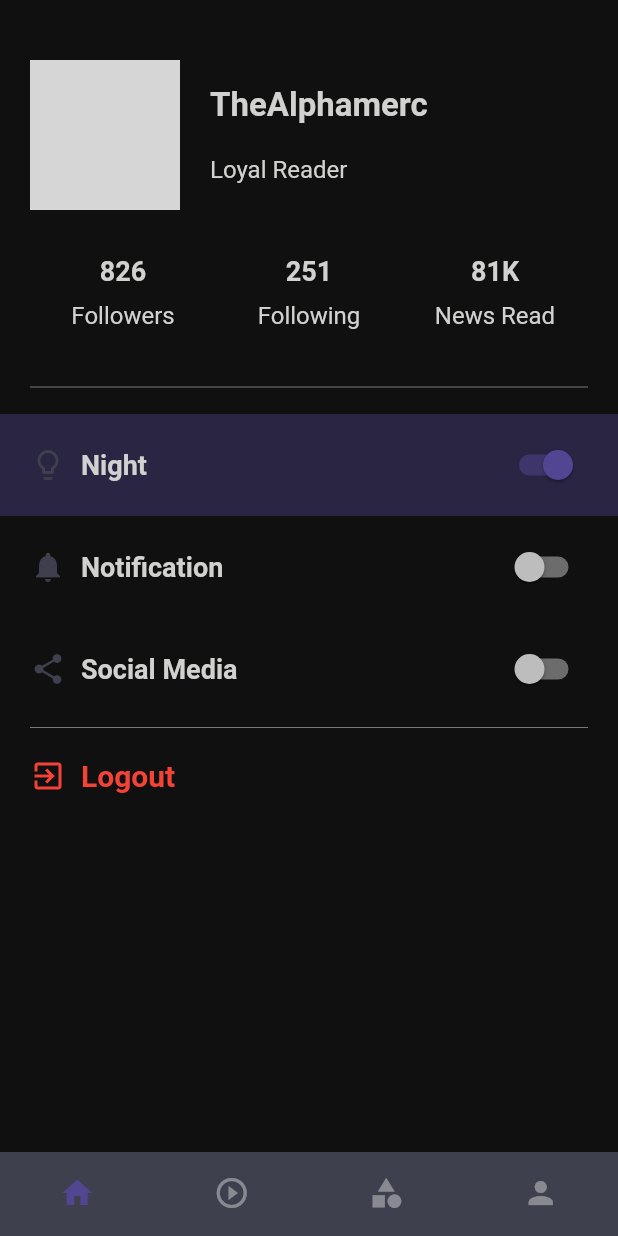
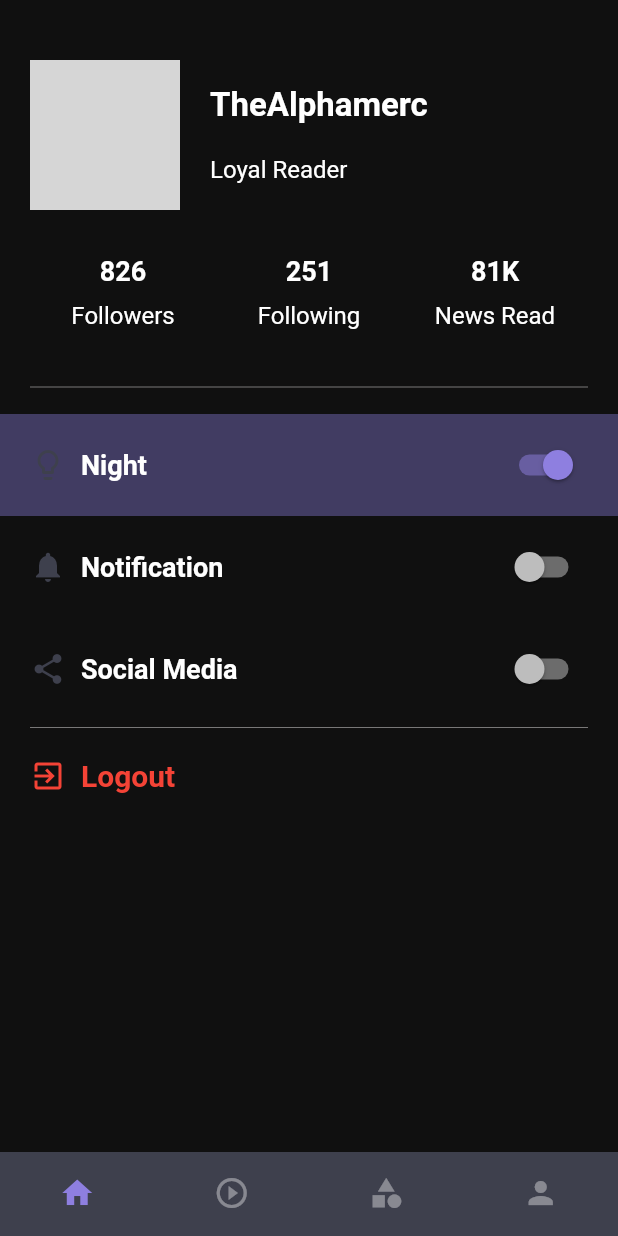
Before and after one commit to TheAlphamerc/flutter_news_app, a Flutter app: the screen it shows after launch, swiped to page 4, on a phone screen of 412 x 824 dp. Run offline on Flutter 3.47's test engine with Material 2 defaults, Android fonts, the phone set to English and light mode, and no system bars; our stand-ins replace bloc, cached_network_image, equatable, flutter_bloc; network calls fail; grey boxes are pictures that could not be loaded.

Commit message:
⬆️ Migrate to package to latest version. ⬆️ Update flutter constarints to latest version. → Ref -> https://github.com/TheAlphamerc/flutter_news_app/issues/3

```diff
--- a/lib/main.dart
+++ b/lib/main.dart
@@ -11,7 +11,7 @@ import 'src/pages/newsDetail/bloc/bloc.dart';
 import 'src/resources/repository.dart';
 
 void main() {
-  BlocSupervisor.delegate = SimpleBlocDelegate();
+  BlocObserver observer = SimpleBlocObserver();
   runApp(MyApp());
 }
 
@@ -47,6 +47,7 @@ class MyApp extends StatelessWidget {
             },
           );
         },
-        ));
+      ),
+    );
   }
 }
--- a/lib/src/commonWidget/bloc/navigation_bloc.dart
+++ b/lib/src/commonWidget/bloc/navigation_bloc.dart
@@ -3,16 +3,13 @@ import 'package:flutter_news_app/src/commonWidget/bloc/navigation_event.dart';
 
 import 'navigation_state.dart';
 
-class NavigationBloc extends Bloc<NavigationEvent, NavigationState>{
-  @override
-
-  NavigationState get initialState => Opened(pageIndex: 0);
+class NavigationBloc extends Bloc<NavigationEvent, NavigationState> {
+  NavigationBloc() : super(Opened(pageIndex: 0));
 
   @override
-  Stream<NavigationState> mapEventToState(NavigationEvent event)async* {
-
-    if(event is Navigate){
-       yield Opened(pageIndex: event.pageIndex);
+  Stream<NavigationState> mapEventToState(NavigationEvent event) async* {
+    if (event is Navigate) {
+      yield Opened(pageIndex: event.pageIndex);
     }
   }
 }
--- a/lib/src/commonWidget/bottomNavigationBar.dart
+++ b/lib/src/commonWidget/bottomNavigationBar.dart
@@ -27,18 +27,19 @@ class BottomNavigationBarWidget extends StatelessWidget {
                   duration: Duration(milliseconds: 300), curve: Curves.linear);
             },
             items: [
+              BottomNavigationBarItem(icon: Icon(Icons.home), label: "Home"),
               BottomNavigationBarItem(
-                icon: Icon(Icons.home), title: Text('Home')),
+                  icon: Icon(Icons.play_circle_outline), label: 'Video'),
               BottomNavigationBarItem(
-                icon: Icon(Icons.play_circle_outline), title: Text('Video')),
+                  icon: Icon(Icons.category), label: 'Category'),
               BottomNavigationBarItem(
-                icon: Icon(Icons.category), title: Text('Category')),
-            BottomNavigationBarItem(
-                icon: Icon(Icons.person), title: Text('Profile')),
+                  icon: Icon(Icons.person), label: 'Profile'),
             ],
             elevation: 5,
           );
         }
-    });
+        return SizedBox();
+      },
+    );
   }
 }
--- a/lib/src/commonWidget/customWidget.dart
+++ b/lib/src/commonWidget/customWidget.dart
@@ -14,7 +14,7 @@ Widget customText(String msg,
   } else {
     if (context != null && style != null) {
       var fontSize =
-          style.fontSize ?? Theme.of(context).textTheme.body1.fontSize;
+          style.fontSize ?? Theme.of(context).textTheme.bodyText1.fontSize;
       style = style.copyWith(
           fontSize: fontSize - (fullWidth(context) <= 375 ? 2 : 0));
     }
@@ -47,6 +47,10 @@ Image customImage(String path, {BoxFit fit = BoxFit.contain}) {
   return Image(
     image: customAdvanceNetworkImage(path),
     fit: fit,
+    errorBuilder:
+        (BuildContext context, Object exception, StackTrace stackTrace) {
+      return Container();
+    },
   );
 }
 
--- a/lib/src/helpers/constants.dart
+++ b/lib/src/helpers/constants.dart
@@ -1,5 +1,5 @@
-class Constant{
-  static const String newsApiKey = 'API_KEY_HERE';
+class Constant {
+  static const String newsApiKey = 'cab817200f92426bacb4edd2373e82ef';
   static const String baseUrl = 'https://newsapi.org/v2/';
   static const String topHeadLine = '/top-headlines';
 }
--- a/lib/src/pages/VideoNews/videoNewsPage.dart
+++ b/lib/src/pages/VideoNews/videoNewsPage.dart
@@ -22,7 +22,9 @@ class VideoNewsPage extends StatelessWidget {
                 child: Stack(
                   alignment: Alignment.bottomCenter,
                   children: <Widget>[
-                    customImage(article.urlToImage, fit: BoxFit.fitWidth),
+                    article.urlToImage == null
+                        ? Container()
+                        : customImage(article.urlToImage, fit: BoxFit.fitWidth),
                     Container(
                       padding: EdgeInsets.only(left: 20, right: 10, bottom: 20),
                       alignment: Alignment.bottomCenter,
--- a/lib/src/pages/category/categoryPage.dart
+++ b/lib/src/pages/category/categoryPage.dart
@@ -3,7 +3,6 @@ import 'package:flutter_bloc/flutter_bloc.dart';
 import 'package:flutter_news_app/src/commonWidget/bloc/bloc.dart';
 import 'package:flutter_news_app/src/commonWidget/customWidget.dart';
 import 'package:flutter_news_app/src/pages/homePage/bloc/bloc.dart';
-import 'package:flutter_news_app/src/pages/newsDetail/bloc/bloc.dart';
 import 'package:flutter_news_app/src/theme/theme.dart';
 
 class CategoryPage extends StatefulWidget {
--- a/lib/src/pages/homePage/bloc/newsBloc.dart
+++ b/lib/src/pages/homePage/bloc/newsBloc.dart
@@ -1,4 +1,5 @@
 import 'dart:async';
+import 'dart:developer';
 import 'package:flutter_bloc/flutter_bloc.dart';
 import 'package:flutter_news_app/src/resources/repository.dart';
 import 'newsEvent.dart';
@@ -7,10 +8,7 @@ import 'newsState.dart';
 class NewsBloc extends Bloc<NewsEvent, NewsState> {
   final Repository repository;
 
-  NewsBloc({this.repository});
-
-  @override
-  NewsState get initialState => Loading();
+  NewsBloc({this.repository}) : super(Loading());
 
   @override
   Stream<NewsState> mapEventToState(NewsEvent event) async* {
@@ -19,7 +17,8 @@ class NewsBloc extends Bloc<NewsEvent, NewsState> {
         yield Loading();
         final items = await repository.fetchAllNews(category: event.type);
         yield Loaded(items: items, type: event.type);
-      } catch (_) {
+      } catch (error) {
+        log("Error", error: error);
         yield Failure();
       }
     }
--- a/lib/src/pages/newsDetail/bloc/detail_bloc.dart
+++ b/lib/src/pages/newsDetail/bloc/detail_bloc.dart
@@ -1,16 +1,14 @@
 import 'package:flutter_bloc/flutter_bloc.dart';
-import 'package:flutter_news_app/src/models/newsResponseModel.dart';
 
 import 'detail_event.dart';
 import 'detail_state.dart';
 
-class DetailBloc extends Bloc<NewsDetailEvent,DetailState>{
-  @override
-  DetailState get initialState => LoadingDetail();
+class DetailBloc extends Bloc<NewsDetailEvent, DetailState> {
+  DetailBloc() : super(LoadingDetail());
 
   @override
-  Stream<DetailState> mapEventToState(NewsDetailEvent event)async* {
-    if(event is SelectNewsForDetail){
+  Stream<DetailState> mapEventToState(NewsDetailEvent event) async* {
+    if (event is SelectNewsForDetail) {
       try {
         yield LoadedArticle(selectedArticle: event.article);
       } catch (_) {
--- a/lib/src/pages/newsDetail/bloc/detail_state.dart
+++ b/lib/src/pages/newsDetail/bloc/detail_state.dart
@@ -1,8 +1,7 @@
 import 'package:equatable/equatable.dart';
-import 'package:flutter/material.dart';
 import 'package:flutter_news_app/src/models/newsResponseModel.dart';
 
-abstract class DetailState extends Equatable{
+abstract class DetailState extends Equatable {
   const DetailState();
 
   @override
--- a/lib/src/theme/bloc/theme_bloc.dart
+++ b/lib/src/theme/bloc/theme_bloc.dart
@@ -2,11 +2,8 @@ import 'package:flutter_bloc/flutter_bloc.dart';
 import 'package:flutter_news_app/src/theme/bloc/theme_event.dart';
 import 'package:flutter_news_app/src/theme/bloc/theme_state.dart';
 
-import '../theme.dart';
-
 class ThemeBloc extends Bloc<ThemeEvent, ThemeState> {
-  @override
-  ThemeState get initialState => SelectedTheme(themeType: ThemeType.Light);
+  ThemeBloc() : super(SelectedTheme(themeType: ThemeType.Light));
 
   @override
   Stream<ThemeState> mapEventToState(ThemeEvent event) async* {
--- a/lib/src/theme/bloc/theme_state.dart
+++ b/lib/src/theme/bloc/theme_state.dart
@@ -1,5 +1,4 @@
 import 'package:equatable/equatable.dart';
-import 'package:flutter/material.dart';
 
 class ThemeState extends Equatable {
   @override
--- a/lib/src/theme/color/dark_color.dart
+++ b/lib/src/theme/color/dark_color.dart
@@ -16,7 +16,7 @@ class DarkColor {
   static const Color darkBlue = Color(0xff3b4ea7);
   static const Color lightBlue = Color(0xff2c53b2);
   static const Color darkPink = Color(0xff6e3c7d);
-  static const Color purple = Color(0xff524693);
+  static const Color purple = Color(0xFF8E7FE0);
 
   static const Color Brighter = Color(0xff1a1a1c);
   static const Color Darker = Colors.black;
--- a/lib/src/theme/color/lightColor.dart
+++ b/lib/src/theme/color/lightColor.dart
@@ -2,7 +2,7 @@ import 'package:flutter/material.dart';
 
 class LightColor {
   static const Color background = Color(0XFFFFFFFF);
-  static const Color purple = Color(0XFFA89FDE);
+  static const Color purple = Color(0xFF8E7FE0);
   static const Color lightpurple = Color(0XFFC9B3EA);
   static const Color darkpurple = Color(0XFF83679A);
   static const Color titleTextColor = const Color(0xff130F11);
--- a/lib/src/theme/theme.dart
+++ b/lib/src/theme/theme.dart
@@ -15,10 +15,11 @@ class AppTheme {
     primaryColorDark: LightColor.Darker,
     primaryColorLight: LightColor.brighter,
     cardTheme: CardTheme(color: LightColor.background),
-    textTheme: TextTheme(display1: TextStyle(color: LightColor.black)),
+    textTheme: ThemeData.light().textTheme,
     iconTheme: IconThemeData(color: LightColor.lightblack),
     bottomAppBarColor: LightColor.background,
     dividerColor: LightColor.lightGrey,
+    disabledColor: LightColor.darkgrey,
     colorScheme: ColorScheme(
         primary: LightColor.purple,
         primaryVariant: LightColor.purple,
@@ -42,7 +43,9 @@ class AppTheme {
     primaryColorDark: DarkColor.Darker,
     primaryColorLight: DarkColor.brighter,
     cardTheme: CardTheme(color: DarkColor.background),
-    textTheme: TextTheme(body1: TextStyle(color: DarkColor.titleTextColor)),
+    textTheme: ThemeData.dark()
+        .textTheme
+        .copyWith(bodyText1: TextStyle(color: DarkColor.titleTextColor)),
     iconTheme: IconThemeData(color: DarkColor.lightblack),
     bottomAppBarColor: DarkColor.lightblack,
     dividerColor: LightColor.subTitleTextColor,
@@ -54,7 +57,7 @@ class AppTheme {
         surface: DarkColor.background,
         background: DarkColor.background,
         error: Colors.red,
-        onPrimary: DarkColor.Brighter,
+        onPrimary: DarkColor.white,
         onSecondary: DarkColor.Darker,
         onSurface: DarkColor.white,
         onBackground: DarkColor.titleTextColor,
--- a/pubspec.yaml
+++ b/pubspec.yaml
@@ -14,7 +14,7 @@ description: A new Flutter project.
 version: 1.0.0+1
 
 environment:
-  sdk: ">=2.1.0 <3.0.0"
+  sdk: ">=2.7.0 <3.0.0"
 
 dependencies:
   flutter:
@@ -28,8 +28,8 @@ dependencies:
   rxdart: ^0.23.1
   http:
   intl: ^0.16.1
-  equatable: ^1.0.3
-  flutter_bloc: ^3.2.0
+  equatable: ^2.0.0
+  flutter_bloc: ^7.0.0
 
 dev_dependencies:
   flutter_test:
```
Also changed, not shown: lib/src/bloc/simple_bloc_delegate.dart (+24 -6 lines), lib/src/pages/homePage/homePage.dart (+24 -8 lines), lib/src/pages/homePage/widget/newsCard.dart (+14 -6 lines), pubspec.lock. Lines whose indentation alone changed are shown as unchanged.
